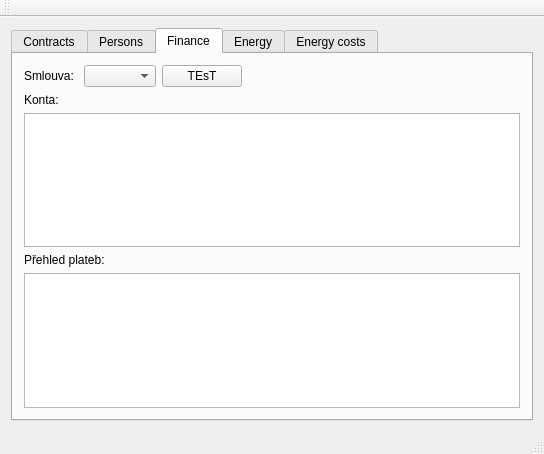
Above: mainwindow.ui from Tommekster/salut before the change. Below: the same form after it.
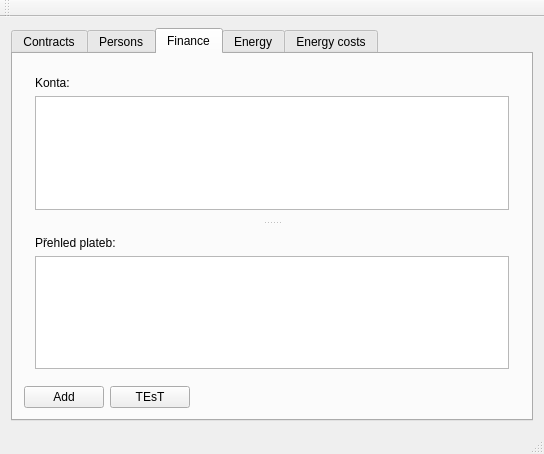
That is the form after the change.

Commit message: Oziveni tabulek Finance. Chce to jeste doubleClicked na platby, aby to delalo formular, a upravit esteticky tableView.

What changed in the file:
```diff
--- a/mainwindow.ui
+++ b/mainwindow.ui
@@ -136,29 +136,48 @@
        <attribute name="title">
         <string>Finance</string>
        </attribute>
-       <layout class="QVBoxLayout" name="verticalLayout_2">
+       <layout class="QVBoxLayout" name="verticalLayout_8">
+        <item>
+         <widget class="QSplitter" name="splitter">
+          <property name="orientation">
+           <enum>Qt::Vertical</enum>
+          </property>
+          <widget class="QWidget" name="verticalLayoutWidget">
+           <layout class="QVBoxLayout" name="verticalLayout_2">
+            <item>
+             <widget class="QLabel" name="label_3">
+              <property name="text">
+               <string>Konta: </string>
+              </property>
+             </widget>
+            </item>
+            <item>
+             <widget class="QTableView" name="tableAccounts"/>
+            </item>
+           </layout>
+          </widget>
+          <widget class="QWidget" name="verticalLayoutWidget_2">
+           <layout class="QVBoxLayout" name="verticalLayout_7">
+            <item>
+             <widget class="QLabel" name="label">
+              <property name="text">
+               <string>Přehled plateb:</string>
+              </property>
+             </widget>
+            </item>
+            <item>
+             <widget class="QTableView" name="tablePayments"/>
+            </item>
+           </layout>
+          </widget>
+         </widget>
+        </item>
         <item>
          <layout class="QHBoxLayout" name="horizontalLayout_2">
           <item>
-           <widget class="QLabel" name="label_2">
-            <property name="sizePolicy">
-             <sizepolicy hsizetype="Preferred" vsizetype="Minimum">
-              <horstretch>0</horstretch>
-              <verstretch>0</verstretch>
-             </sizepolicy>
-            </property>
+           <widget class="QPushButton" name="btnAddTransakce">
             <property name="text">
-             <string>Smlouva: </string>
-            </property>
-           </widget>
-          </item>
-          <item>
-           <widget class="QComboBox" name="comboBox">
-            <property name="minimumSize">
-             <size>
-              <width>11</width>
-              <height>0</height>
-             </size>
+             <string>Add</string>
             </property>
            </widget>
           </item>
@@ -184,26 +203,6 @@
           </item>
          </layout>
         </item>
-        <item>
-         <widget class="QLabel" name="label_3">
-          <property name="text">
-           <string>Konta: </string>
-          </property>
-         </widget>
-        </item>
-        <item>
-         <widget class="QTableWidget" name="tableWidget_3"/>
-        </item>
-        <item>
-         <widget class="QLabel" name="label">
-          <property name="text">
-           <string>Přehled plateb:</string>
-          </property>
-         </widget>
-        </item>
-        <item>
-         <widget class="QTableWidget" name="tableWidget_2"/>
-        </item>
        </layout>
       </widget>
       <widget class="QWidget" name="tab_5">
```
The commit also changes 4 other files.
